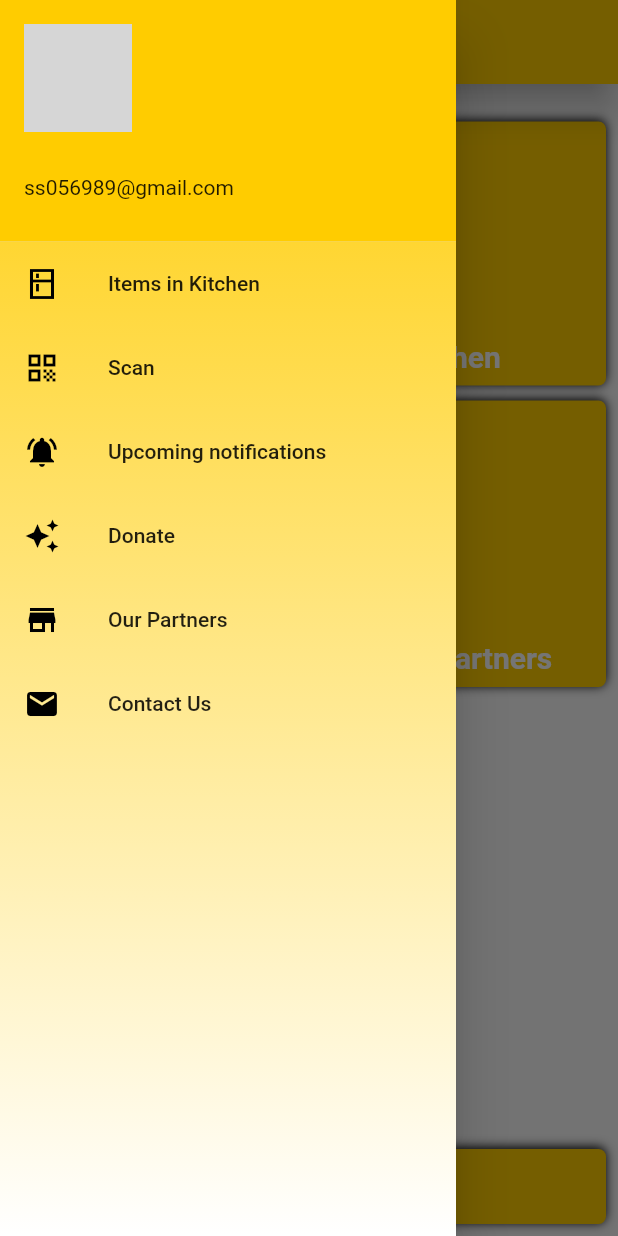
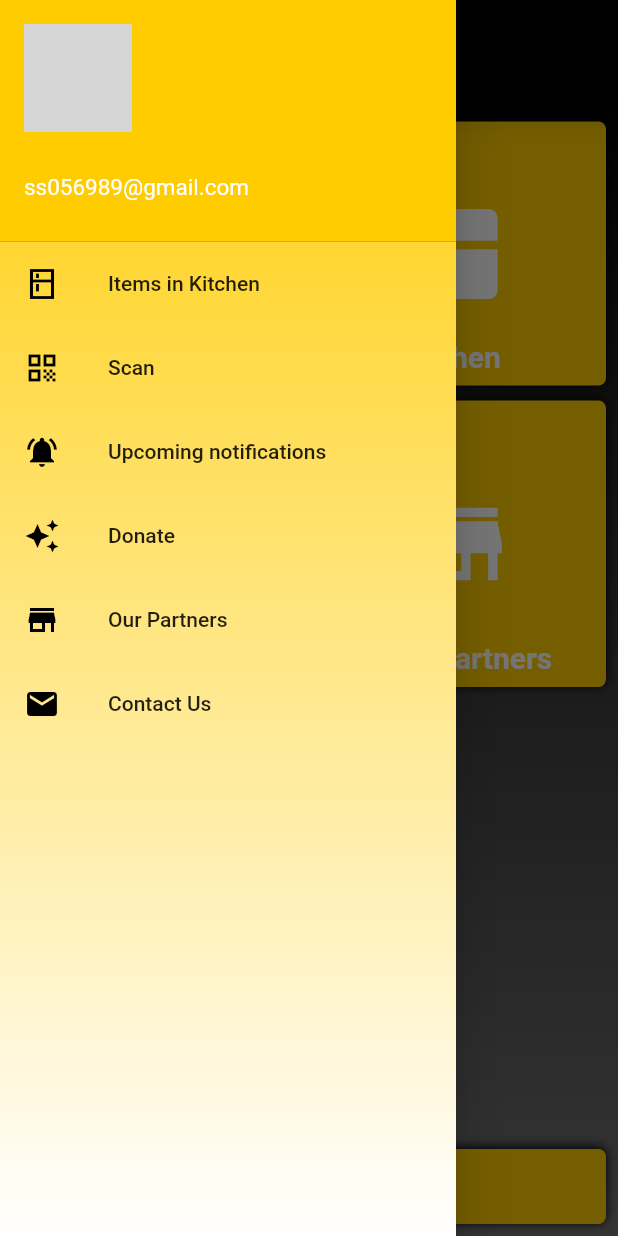
Before and after one commit to Shivam25092001/SCAVE, a Flutter app: the homepage screen opened by its route, with the side drawer open, on a phone screen of 412 x 824 dp. Run offline on Flutter 3.47's test engine with Material 2 defaults, Android fonts, the phone set to English and light mode, and no system bars; our stand-ins replace google_fonts, velocity_x; network calls fail; grey boxes are pictures that could not be loaded.

Commit message:
some aesthetic changes

```diff
--- a/lib/customWidgets/Drawer.dart
+++ b/lib/customWidgets/Drawer.dart
@@ -1,5 +1,6 @@
 import 'package:flutter/cupertino.dart';
 import 'package:flutter/material.dart';
+import 'package:flutter_app/Utils/Routes.dart';
 import 'package:flutter_app/pages/login_page.dart';
 
 class AppDrawer extends StatelessWidget {
@@ -31,8 +32,8 @@ class AppDrawer extends StatelessWidget {
                     DrawerHeader(
                         margin: EdgeInsets.zero,
                         padding: EdgeInsets.zero,
-                        decoration: BoxDecoration(color: Color(0xffFFCC00),
-                            gradient: LinearGradient(
+                        decoration: BoxDecoration(color: Colors.black54,
+                            /*gradient: LinearGradient(
                               colors: <Color>[
                                 const Color(0xffFFCC00),
                                 const Color(0xffffffff)
@@ -41,28 +42,33 @@ class AppDrawer extends StatelessWidget {
                               end: Alignment.bottomCenter,
                               tileMode: TileMode.clamp,
 
-                            )
+                            )*/
                         ),
 
 
 
                         child: UserAccountsDrawerHeader(
-                            accountName: Text("$username",style: TextStyle(color: Colors.black)),
-                            accountEmail: Text("ss056989@gmail.com"),
+                            accountName: Text("$username", style: TextStyle(color: Colors.white)),
+                            accountEmail: Text("ss056989@gmail.com", style: TextStyle(color: Colors.white, fontSize: 15)),
                             currentAccountPicture: Image.network(dpUrl,scale: 0.8,),
-                          decoration: BoxDecoration(color: Color(0xffFFCC00)),
+                            decoration: BoxDecoration(color: Color(0xffffcc00)),
                         ),
 
                   ),
                     Divider(height: 0.0,thickness: 8.5,indent: 0.0,color: Color(0xffFFCC00),endIndent: 0.0,),
 
-                    ListTile(
-                        leading: Icon(
-                          Icons.kitchen_sharp,
-                          color: Colors.black,
-                        ),
-                        title: Text('Items in Kitchen'),
+                    GestureDetector(
+                      onTap: (){
+                        Navigator.pushNamed(context, MyRoutes.yourKitchenRoute);
+                      },
+                      child: ListTile(
+                          leading: Icon(
+                            Icons.kitchen_sharp,
+                            color: Colors.black,
+                          ),
+                          title: Text('Items in Kitchen'),
                   ),
+                    ),
 
                     ListTile(
                       leading: Icon(
--- a/lib/pages/home.dart
+++ b/lib/pages/home.dart
@@ -1,3 +1,5 @@
+import 'dart:ui';
+
 import 'package:flutter/cupertino.dart';
 import 'package:flutter/material.dart';
 import 'package:flutter/painting.dart';
@@ -19,16 +21,32 @@ class _homepageState extends State<homepage> {
     return Scaffold(
       drawer: AppDrawer(),
       appBar: AppBar(
+        iconTheme: IconThemeData(color: Colors.white70),
         centerTitle: true,
         elevation: 10,
-        backgroundColor: const Color(0xffFFCC00),
+        backgroundColor: const Color(0xff000000),
         shadowColor: Colors.black,
         title: Text('SCAVE',
             style: TextStyle(
                 fontFamily: 'GlacialIndifference',
-                fontWeight: FontWeight.bold)),
+                fontWeight: FontWeight.bold,
+              color: Colors.white70
+            )),
       ),
-      body: Column(
+      body: Container(
+        //color: Colors.blueGrey[200],
+        decoration: BoxDecoration(
+          gradient: LinearGradient(
+            begin: Alignment.topCenter,
+            end : Alignment.bottomCenter,
+            colors: [
+              //Color(0x9affcc00),
+              Colors.black,
+              Colors.black54
+            ]
+          )
+        ),
+        child: Column(
           children: [
             Expanded(
               child: GridView.count(
@@ -61,15 +79,24 @@ class _homepageState extends State<homepage> {
                               ),
                             child: Padding(
                               padding: const EdgeInsets.all(8.0),
-                            child: Align(
+                              child: GridTile(
+                                child: Transform.scale(child: Icon(Icons.notifications_on,color: Colors.white,),scale: 3.0,),
+
+                                footer: Align(
                                     alignment: Alignment.bottomCenter,
-                                child: Text("Upcoming Notifications", style: TextStyle(color: Color(0xffffffff), fontWeight: FontWeight.bold, fontSize: 20.0),)),
-                          ),
-                        )
+                                    child: Text("Upcoming Notifications", style: TextStyle(color: Color(0xffffffff), fontWeight: FontWeight.bold, fontSize: 20.0),),
                                 ),
                               ),
                             ),
-                  Padding(
+                          ),
+                        ),
+                      ),
+                    ),
+                    GestureDetector(
+                      onTap: (){
+                        Navigator.pushNamed(context, MyRoutes.yourKitchenRoute);
+                      },
+                      child: Padding(
                         padding: const EdgeInsets.only(right:8.0, left: 0.0,top:25.0,bottom: 0.0),
                         child: Container(
                             child: DecoratedBox(
@@ -86,12 +113,16 @@ class _homepageState extends State<homepage> {
                               ),
                               child: Padding(
                                 padding: const EdgeInsets.all(8.0),
-                            child: Align(
+                                child: GridTile(
+                                  child: Transform.scale(child: Icon(Icons.kitchen,color: Colors.white,),scale: 3.0,),
+                                  footer: Align(
                                     alignment: Alignment.bottomLeft,
                                     child: Text("Your Kitchen", style: TextStyle(color: Colors.white, fontWeight: FontWeight.bold, fontSize: 20.0)),
                                   ),
                                 ),
+                              ),
                             )
+                        ),
                       ),
                     ),
                     Padding(
@@ -111,9 +142,12 @@ class _homepageState extends State<homepage> {
                             ),
                             child: Padding(
                               padding: const EdgeInsets.all(8.0),
-                            child: Align(
+                              child: GridTile(
+                                child: Transform.scale(child: Icon(Icons.auto_awesome,color: Colors.white,),scale: 3.0,),
+                                footer: Align(
                                   alignment: Alignment.bottomLeft,
                                   child: Text("Donate", style: TextStyle(color: Colors.white, fontWeight: FontWeight.bold, fontSize: 20.0)),
+                                ),
                               ),
                             ),
                           )
@@ -136,9 +170,12 @@ class _homepageState extends State<homepage> {
                             ),
                             child: Padding(
                               padding: const EdgeInsets.all(8.0),
-                            child: Align(
+                              child: GridTile(
+                                child: Transform.scale(child: Icon(Icons.store_mall_directory,color: Colors.white,),scale: 3.0,),
+                                footer: Align(
                                   alignment: Alignment.bottomLeft,
                                   child: Text("Scave's Partners", style: TextStyle(color: Colors.white, fontWeight: FontWeight.bold, fontSize: 20.0)),
+                                ),
                               ),
                             ),
                           )
@@ -173,6 +210,7 @@ class _homepageState extends State<homepage> {
             )
           ],
         ),
+      ),
 
     );
   }
--- a/lib/pages/your_kitchen.dart
+++ b/lib/pages/your_kitchen.dart
@@ -18,11 +18,24 @@ class _yourKitchenState extends State<yourKitchen> {
             elevation: 10,
             backgroundColor: const Color(0xffFFCC00),
             shadowColor: Colors.black,
-            title: Text('SCAVE',
+            title: Text('Your Kitchen',
                 style: TextStyle(
                     fontFamily: 'GlacialIndifference',
                     fontWeight: FontWeight.bold)),
           ),
+        body: Container(
+          decoration: BoxDecoration(
+              gradient: LinearGradient(
+                  begin: Alignment.topCenter,
+                  end : Alignment.bottomCenter,
+                  colors: [
+                    //Color(0x9affcc00),
+                    Colors.black,
+                    Colors.black54
+                  ]
+              )
+          ),
+        ),
       ),
     );
   }
```
Lines whose indentation alone changed are shown as unchanged.
